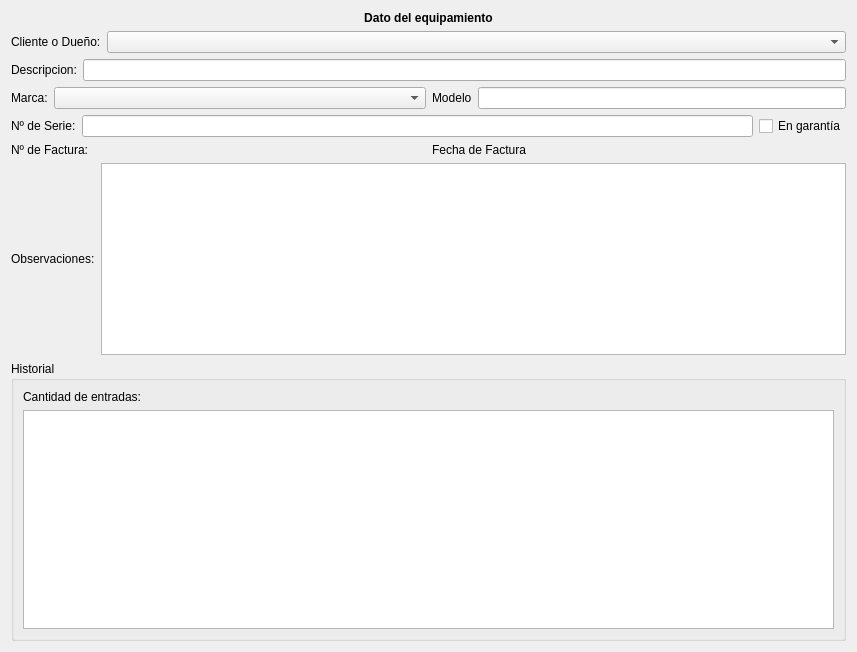
Above: trunk/plugins/ordentrabajo/formequipamientobase.ui from chungote/gestotux before the change. Below: the same form after it.
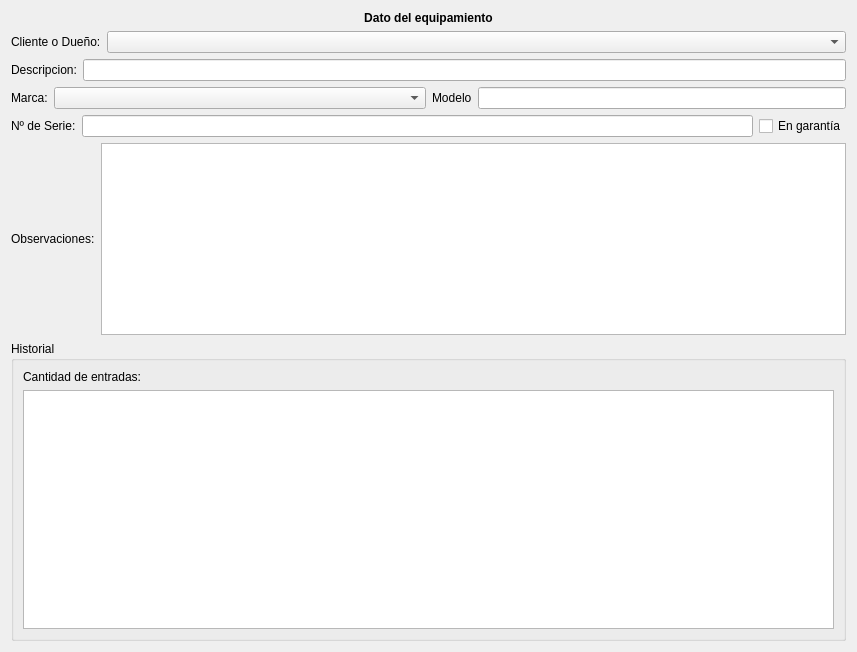
That is the form after the change. Custom widgets are drawn as their Qt base class.

Commit message: - Mejorado reporte de ganancia de ventas. - Mejoras en metodos con fechas incorrectas devueltas. - Más tests.

What changed in the file:
```diff
--- a/trunk/plugins/ordentrabajo/formequipamientobase.ui
+++ b/trunk/plugins/ordentrabajo/formequipamientobase.ui
@@ -120,24 +120,6 @@
      </item>
     </layout>
    </item>
-   <item>
-    <layout class="QHBoxLayout" name="horizontalLayout_2">
-     <item>
-      <widget class="QLabel" name="LNumFactura">
-       <property name="text">
-        <string>Nº de Factura:</string>
-       </property>
-      </widget>
-     </item>
-     <item>
-      <widget class="QLabel" name="LFechaFactura">
-       <property name="text">
-        <string>Fecha de Factura</string>
-       </property>
-      </widget>
-     </item>
-    </layout>
-   </item>
    <item>
     <layout class="QHBoxLayout" name="horizontalLayout_11">
      <item>
```
The commit also changes 7 other files.
